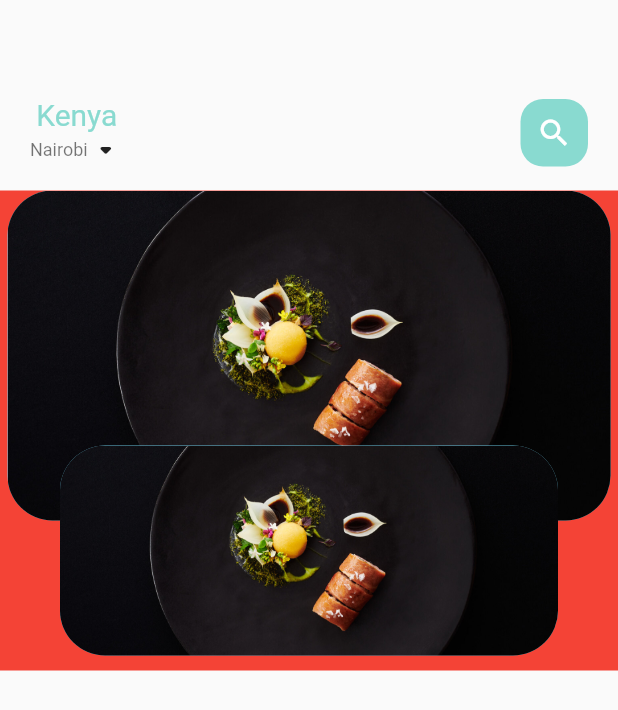
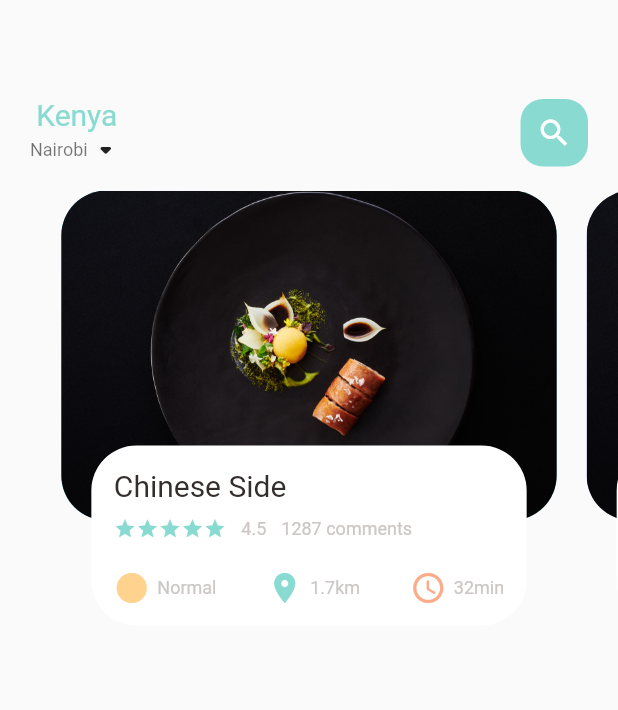
Before and after one commit to RodgersX/Delivery-App, a Flutter app: the screen it shows after launch, on a phone screen of 412 x 824 dp. Shown: the top 710 px of the screen. Run offline on Flutter 3.47's test engine with Material 2 defaults, Android fonts, the phone set to English and light mode, and no system bars.

Commit message:
note: create the pageview.builder widgets

```diff
--- a/lib/home/food_page_body.dart
+++ b/lib/home/food_page_body.dart
@@ -1,3 +1,7 @@
+import 'package:eco_app/utils/colors.dart';
+import 'package:eco_app/widgets/big_text.dart';
+import 'package:eco_app/widgets/icon_and_text_widget.dart';
+import 'package:eco_app/widgets/small_text.dart';
 import 'package:flutter/material.dart';
 
 class FoodPageBody extends StatefulWidget {
@@ -8,12 +12,13 @@ class FoodPageBody extends StatefulWidget {
 }
 
 class _FoodPageBodyState extends State<FoodPageBody> {
+  PageController _pageController = PageController(viewportFraction: 0.85);
   @override
   Widget build(BuildContext context) {
     return Container(
-      color: Colors.red,
       height: 320,
       child: PageView.builder(
+          controller: _pageController,
           itemCount: 5,
           itemBuilder: (context, index) {
             return _buildPageItem(index);
@@ -27,7 +32,7 @@ class _FoodPageBodyState extends State<FoodPageBody> {
       children: [
         Container(
           height: 220,
-          margin: EdgeInsets.symmetric(horizontal: 5),
+          margin: const EdgeInsets.symmetric(horizontal: 10),
           decoration: BoxDecoration(
             borderRadius: BorderRadius.circular(30),
             color: index.isEven
@@ -43,16 +48,60 @@ class _FoodPageBodyState extends State<FoodPageBody> {
         Align(
           alignment: Alignment.bottomCenter,
           child: Container(
-            height: 140,
-            margin: EdgeInsets.only(left: 40, right: 40, bottom: 10),
+            height: 120,
+            margin: const EdgeInsets.only(left: 30, right: 30, bottom: 30),
             decoration: BoxDecoration(
               borderRadius: BorderRadius.circular(30),
-              color: index.isEven
-                  ? const Color(0xFF69c5df)
-                  : const Color(0xFF9294cc),
-              image: DecorationImage(
-                fit: BoxFit.cover,
-                image: AssetImage('assets/image/food01.jpg'),
+              color: Colors.white,
+            ),
+            child: Padding(
+              padding: const EdgeInsets.only(top: 15, left: 15, right: 15),
+              child: Column(
+                crossAxisAlignment: CrossAxisAlignment.start,
+                children: [
+                  BigText(text: 'Chinese Side'),
+                  SizedBox(height: 10),
+                  Row(
+                    children: [
+                      Wrap(
+                        // put children horizontally by default
+                        children: List.generate(
+                          5,
+                          (index) => Icon(
+                            Icons.star,
+                            color: AppColors.mainColor,
+                            size: 15,
+                          ),
+                        ),
+                      ),
+                      SizedBox(width: 10),
+                      SmallText(text: '4.5'),
+                      SizedBox(width: 10),
+                      SmallText(text: '1287 comments')
+                    ],
+                  ),
+                  SizedBox(height: 20),
+                  Row(
+                    mainAxisAlignment: MainAxisAlignment.spaceBetween,
+                    children: [
+                      IconAndTextWidget(
+                        icon: Icons.circle_sharp,
+                        text: 'Normal',
+                        iconColor: AppColors.iconColor1,
+                      ),
+                      IconAndTextWidget(
+                        icon: Icons.location_on,
+                        text: '1.7km',
+                        iconColor: AppColors.mainColor,
+                      ),
+                      IconAndTextWidget(
+                        icon: Icons.access_time_rounded,
+                        text: '32min',
+                        iconColor: AppColors.iconColor2,
+                      )
+                    ],
+                  ),
+                ],
               ),
             ),
           ),
--- a/lib/utils/colors.dart
+++ b/lib/utils/colors.dart
@@ -3,7 +3,7 @@ import 'package:flutter/painting.dart';
 class AppColors {
   static final Color textColor = const Color(0xFFccc7c5);
   static final Color mainColor = const Color(0xFF89dad0);
-  static final Color iconCOlor1 = const Color(0xFFffd28d);
+  static final Color iconColor1 = const Color(0xFFffd28d);
   static final Color iconColor2 = const Color(0xFFfcab88);
   static final Color paraColor = const Color(0xFF8f837f);
   static final Color buttonBackgroundColor = const Color(0xFFf7f6f4);
--- /dev/null
+++ b/lib/widgets/icon_and_text_widget.dart
@@ -0,0 +1,25 @@
+import 'package:eco_app/widgets/small_text.dart';
+import 'package:flutter/material.dart';
+
+class IconAndTextWidget extends StatelessWidget {
+  final IconData icon;
+  final String text;
+  final Color iconColor;
+  const IconAndTextWidget({
+    Key? key,
+    required this.icon,
+    required this.text,
+    required this.iconColor,
+  }) : super(key: key);
+
+  @override
+  Widget build(BuildContext context) {
+    return Row(
+      children: [
+        Icon(icon, color: iconColor),
+        SizedBox(width: 5),
+        SmallText(text: text),
+      ],
+    );
+  }
+}
```
